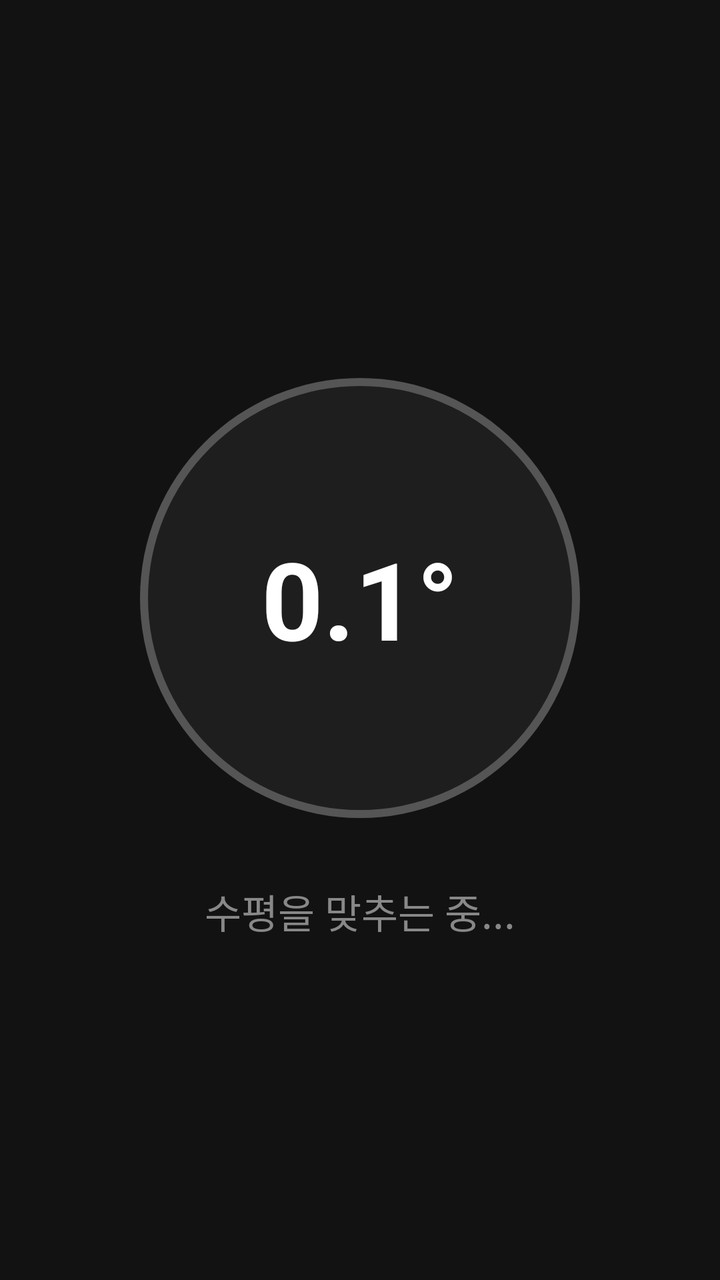
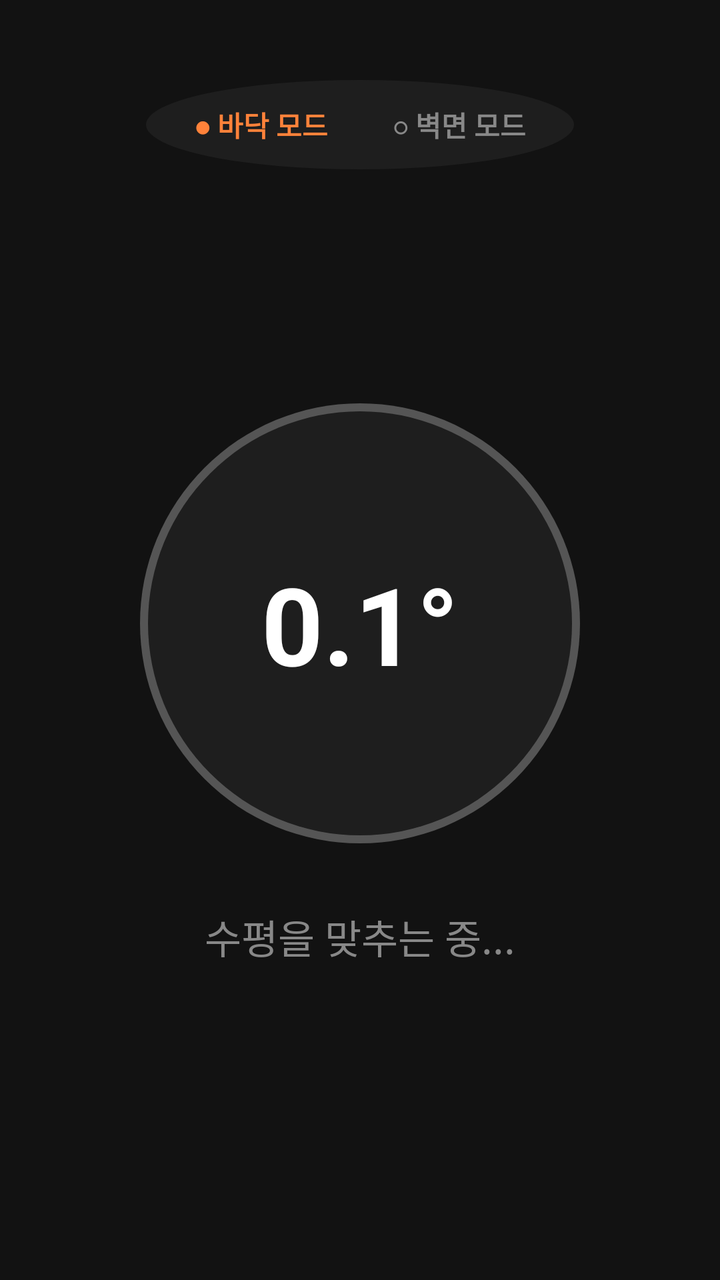

Compare the two renders of this Android layout. The source of the first and the diff that turns it into the second are given below.
<!-- AndroidManifest.xml: application theme Theme.SmartWallSaver -->
<!-- res/layout/fragment_smart_leveler.xml -->
<?xml version="1.0" encoding="utf-8"?>
<androidx.constraintlayout.widget.ConstraintLayout xmlns:android="http://schemas.android.com/apk/res/android"
    xmlns:app="http://schemas.android.com/apk/res-auto"
    xmlns:tools="http://tools.android.com/tools"
    android:id="@+id/leveler_root_layout"
    android:layout_width="match_parent"
    android:layout_height="match_parent"
    android:background="#121212"
    tools:context=".leveler.SmartLevelerFragment">


    <FrameLayout
        android:id="@+id/view_leveler_circle"
        android:layout_width="220dp"
        android:layout_height="220dp"
        android:background="@drawable/bg_circle"
        android:backgroundTint="#555555"
        app:layout_constraintBottom_toBottomOf="parent"
        app:layout_constraintEnd_toEndOf="parent"
        app:layout_constraintStart_toStartOf="parent"
        app:layout_constraintTop_toTopOf="parent"
        app:layout_constraintVertical_bias="0.45">

        <View
            android:id="@+id/view_inner_circle"
            android:layout_width="212dp"
            android:layout_height="212dp"
            android:layout_gravity="center"
            android:background="@drawable/bg_circle"
            android:backgroundTint="#1E1E1E" />

        <TextView
            android:id="@+id/tv_current_angle"
            android:layout_width="wrap_content"
            android:layout_height="wrap_content"
            android:layout_gravity="center"
            android:text="0.1°"
            android:textColor="#FFFFFF"
            android:textSize="54sp"
            android:textStyle="bold" />
    </FrameLayout>

    <TextView
        android:id="@+id/tv_leveler_status"
        android:layout_width="wrap_content"
        android:layout_height="wrap_content"
        android:layout_marginTop="32dp"
        android:text="수평을 맞추는 중..."
        android:textColor="#888888"
        android:textSize="20sp"
        app:layout_constraintEnd_toEndOf="@+id/view_leveler_circle"
        app:layout_constraintStart_toStartOf="@+id/view_leveler_circle"
        app:layout_constraintTop_toBottomOf="@+id/view_leveler_circle" />

</androidx.constraintlayout.widget.ConstraintLayout>
<!-- resources referenced by this layout -->
<resources>
  <!-- drawable bg_circle (drawable) -->
  <?xml version="1.0" encoding="utf-8"?>
  <shape xmlns:android="http://schemas.android.com/apk/res/android"
      android:shape="oval">
      <solid android:color="#FFFFFF" />
  </shape>
  <style name="Theme.SmartWallSaver" parent="Base.Theme.SmartWallSaver" />
  <style name="Base.Theme.SmartWallSaver" parent="Theme.Material3.DayNight.NoActionBar">
      </style>
</resources>

<!-- the commit's change to res/layout/fragment_smart_leveler.xml (unified diff, before → after) -->
@@ -8,6 +8,42 @@
     android:background="#121212"
     tools:context=".leveler.SmartLevelerFragment">
 
+    <LinearLayout
+        android:id="@+id/layout_mode_toggle"
+        android:layout_width="wrap_content"
+        android:layout_height="wrap_content"
+        android:layout_marginTop="40dp"
+        android:background="@drawable/bg_circle"
+        android:backgroundTint="#1E1E1E"
+        android:orientation="horizontal"
+        android:paddingHorizontal="8dp"
+        android:paddingVertical="6dp"
+        app:layout_constraintEnd_toEndOf="parent"
+        app:layout_constraintStart_toStartOf="parent"
+        app:layout_constraintTop_toTopOf="parent">
+
+        <TextView
+            android:id="@+id/tv_mode_flat"
+            android:layout_width="wrap_content"
+            android:layout_height="wrap_content"
+            android:paddingHorizontal="16dp"
+            android:paddingVertical="6dp"
+            android:text="● 바닥 모드"
+            android:textColor="#FF823A"
+            android:textSize="14sp"
+            android:textStyle="bold" />
+
+        <TextView
+            android:id="@+id/tv_mode_standing"
+            android:layout_width="wrap_content"
+            android:layout_height="wrap_content"
+            android:paddingHorizontal="16dp"
+            android:paddingVertical="6dp"
+            android:text="○ 벽면 모드"
+            android:textColor="#888888"
+            android:textSize="14sp"
+            android:textStyle="bold" />
+    </LinearLayout>
 
     <FrameLayout
         android:id="@+id/view_leveler_circle"
@@ -19,7 +55,7 @@
         app:layout_constraintEnd_toEndOf="parent"
         app:layout_constraintStart_toStartOf="parent"
         app:layout_constraintTop_toTopOf="parent"
-        app:layout_constraintVertical_bias="0.45">
+        app:layout_constraintVertical_bias="0.48">
 
         <View
             android:id="@+id/view_inner_circle"
